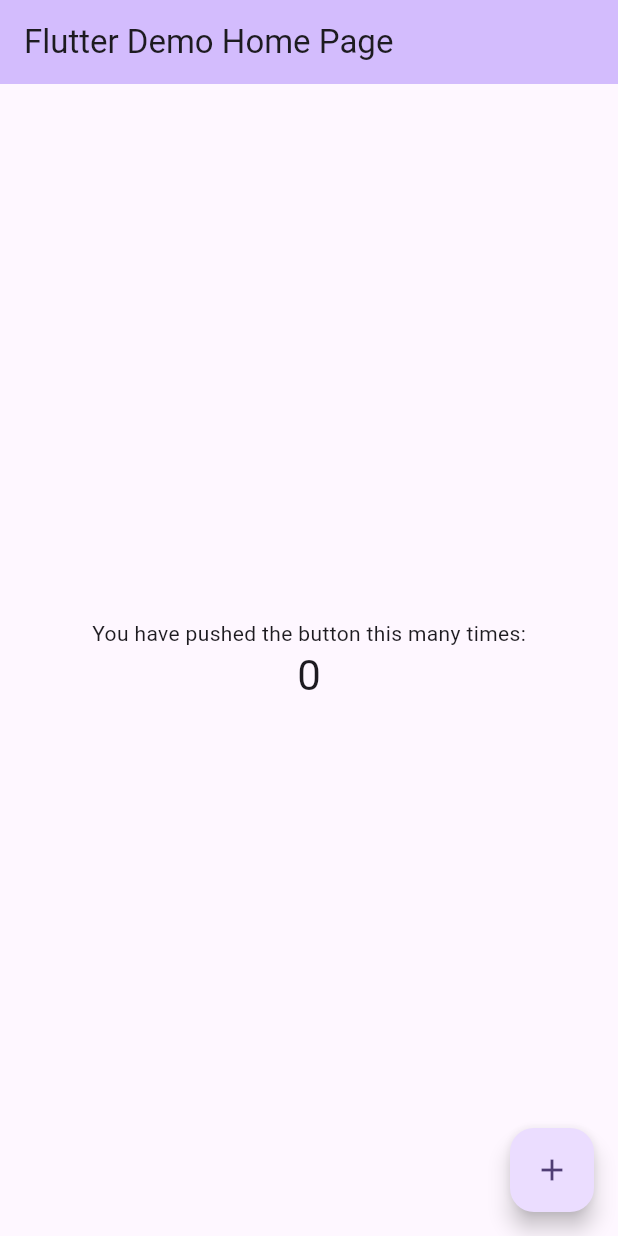
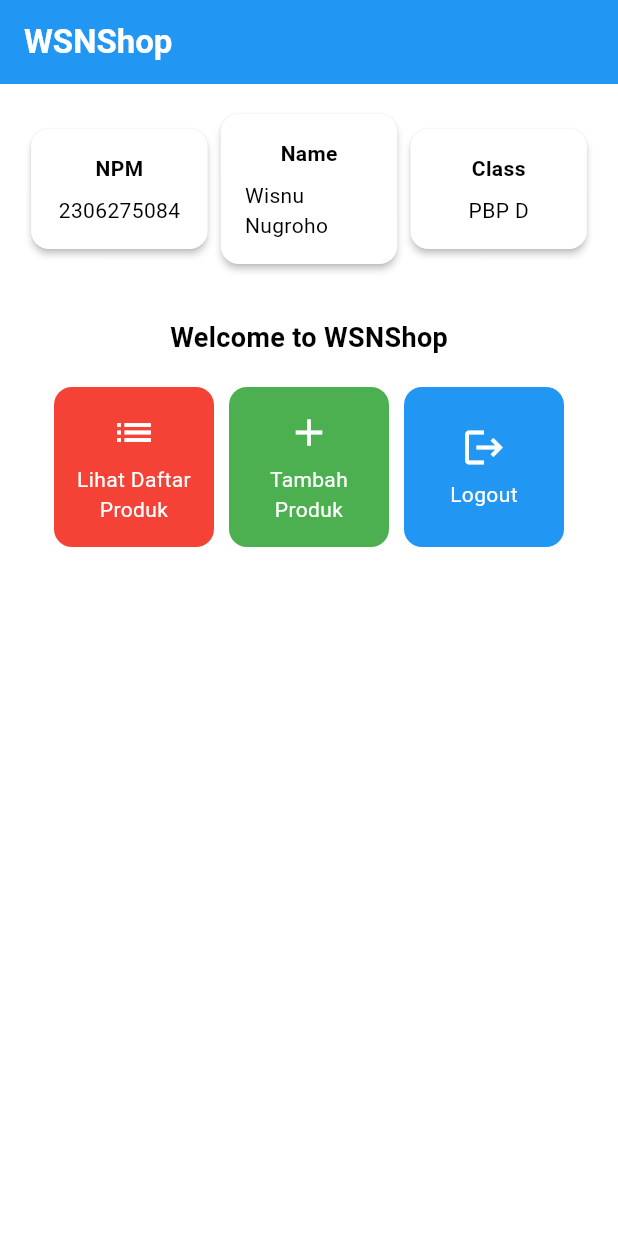
Before and after one commit to wsnugroho/wsnshop-mobile, a Flutter app: the screen it shows after launch, on a phone screen of 412 x 824 dp. Run offline on Flutter 3.47's test engine with Material 3 defaults, Android fonts, the phone set to English and light mode, and no system bars.

Commit message:
feat(tugas7): wsnshop basic mobile app

```diff
--- a/lib/main.dart
+++ b/lib/main.dart
@@ -1,4 +1,5 @@
 import 'package:flutter/material.dart';
+import 'package:wsnshop_mobile/menu.dart';
 
 void main() {
   runApp(const MyApp());
@@ -28,98 +29,12 @@
         //
         // This works for code too, not just values: Most code changes can be
         // tested with just a hot reload.
-        colorScheme: ColorScheme.fromSeed(seedColor: Colors.deepPurple),
+        colorScheme: ColorScheme.fromSwatch(
+          primarySwatch: Colors.blue,
+        ).copyWith(secondary: Colors.blue[400]),
         useMaterial3: true,
       ),
-      home: const MyHomePage(title: 'Flutter Demo Home Page'),
+      home: MyHomePage(),
     );
   }
 }
-
-class MyHomePage extends StatefulWidget {
-  const MyHomePage({super.key, required this.title});
-
-  // This widget is the home page of your application. It is stateful, meaning
-  // that it has a State object (defined below) that contains fields that affect
-  // how it looks.
-
-  // This class is the configuration for the state. It holds the values (in this
-  // case the title) provided by the parent (in this case the App widget) and
-  // used by the build method of the State. Fields in a Widget subclass are
-  // always marked "final".
-
-  final String title;
-
-  @override
-  State<MyHomePage> createState() => _MyHomePageState();
-}
-
-class _MyHomePageState extends State<MyHomePage> {
-  int _counter = 0;
-
-  void _incrementCounter() {
-    setState(() {
-      // This call to setState tells the Flutter framework that something has
-      // changed in this State, which causes it to rerun the build method below
-      // so that the display can reflect the updated values. If we changed
-      // _counter without calling setState(), then the build method would not be
-      // called again, and so nothing would appear to happen.
-      _counter++;
-    });
-  }
-
-  @override
-  Widget build(BuildContext context) {
-    // This method is rerun every time setState is called, for instance as done
-    // by the _incrementCounter method above.
-    //
-    // The Flutter framework has been optimized to make rerunning build methods
-    // fast, so that you can just rebuild anything that needs updating rather
-    // than having to individually change instances of widgets.
-    return Scaffold(
-      appBar: AppBar(
-        // TRY THIS: Try changing the color here to a specific color (to
-        // Colors.amber, perhaps?) and trigger a hot reload to see the AppBar
-        // change color while the other colors stay the same.
-        backgroundColor: Theme.of(context).colorScheme.inversePrimary,
-        // Here we take the value from the MyHomePage object that was created by
-        // the App.build method, and use it to set our appbar title.
-        title: Text(widget.title),
-      ),
-      body: Center(
-        // Center is a layout widget. It takes a single child and positions it
-        // in the middle of the parent.
-        child: Column(
-          // Column is also a layout widget. It takes a list of children and
-          // arranges them vertically. By default, it sizes itself to fit its
-          // children horizontally, and tries to be as tall as its parent.
-          //
-          // Column has various properties to control how it sizes itself and
-          // how it positions its children. Here we use mainAxisAlignment to
-          // center the children vertically; the main axis here is the vertical
-          // axis because Columns are vertical (the cross axis would be
-          // horizontal).
-          //
-          // TRY THIS: Invoke "debug painting" (choose the "Toggle Debug Paint"
-          // action in the IDE, or press "p" in the console), to see the
-          // wireframe for each widget.
-          mainAxisAlignment: MainAxisAlignment.center,
-          children: <Widget>[
-            const Text(
-              'You have pushed the button this many times:',
-            ),
-            Text(
-              '$_counter',
-              style: Theme.of(context).textTheme.headlineMedium,
-            ),
-          ],
-        ),
-      ),
-      floatingActionButton: FloatingActionButton(
-        onPressed: _incrementCounter,
-        tooltip: 'Increment',
-        child: const Icon(Icons.add),
-      ), // This trailing comma makes auto-formatting nicer for build methods.
-    );
-  }
-}
--- /dev/null
+++ b/lib/menu.dart
@@ -0,0 +1,188 @@
+import 'package:flutter/material.dart';
+
+class MyHomePage extends StatelessWidget {
+  MyHomePage({super.key});
+
+  final String npm = '2306275084'; // NPM
+  final String name = 'Wisnu Nugroho'; // Nama
+  final String className = 'PBP D'; // Kelas
+
+  final List<ItemHomepage> items = [
+    ItemHomepage("Lihat Daftar Produk", Icons.list, Colors.red),
+    ItemHomepage("Tambah Produk", Icons.add, Colors.green),
+    ItemHomepage("Logout", Icons.logout, Colors.blue),
+  ];
+
+  @override
+  Widget build(BuildContext context) {
+    // Scaffold menyediakan struktur dasar halaman dengan AppBar dan body.
+    return Scaffold(
+      // AppBar adalah bagian atas halaman yang menampilkan judul.
+      appBar: AppBar(
+        // Judul aplikasi "Mental Health Tracker" dengan teks putih dan tebal.
+        title: const Text(
+          'WSNShop',
+          style: TextStyle(
+            color: Colors.white,
+            fontWeight: FontWeight.bold,
+          ),
+        ),
+        // Warna latar belakang AppBar diambil dari skema warna tema aplikasi.
+        backgroundColor: Theme.of(context).colorScheme.primary,
+      ),
+      // Body halaman dengan padding di sekelilingnya.
+      body: Padding(
+        padding: const EdgeInsets.all(16.0),
+        // Menyusun widget secara vertikal dalam sebuah kolom.
+        child: Column(
+          crossAxisAlignment: CrossAxisAlignment.center,
+          children: [
+            // Row untuk menampilkan 3 InfoCard secara horizontal.
+            Row(
+              mainAxisAlignment: MainAxisAlignment.spaceEvenly,
+              children: [
+                InfoCard(title: 'NPM', content: npm),
+                InfoCard(title: 'Name', content: name),
+                InfoCard(title: 'Class', content: className),
+              ],
+            ),
+
+            // Memberikan jarak vertikal 16 unit.
+            const SizedBox(height: 16.0),
+
+            // Menempatkan widget berikutnya di tengah halaman.
+            Center(
+              child: Column(
+                // Menyusun teks dan grid item secara vertikal.
+
+                children: [
+                  // Menampilkan teks sambutan dengan gaya tebal dan ukuran 18.
+                  const Padding(
+                    padding: EdgeInsets.only(top: 16.0),
+                    child: Text(
+                      'Welcome to WSNShop',
+                      style: TextStyle(
+                        fontWeight: FontWeight.bold,
+                        fontSize: 18.0,
+                      ),
+                    ),
+                  ),
+
+                  // Grid untuk menampilkan ItemCard dalam bentuk grid 3 kolom.
+                  GridView.count(
+                    primary: true,
+                    padding: const EdgeInsets.all(20),
+                    crossAxisSpacing: 10,
+                    mainAxisSpacing: 10,
+                    crossAxisCount: 3,
+                    // Agar grid menyesuaikan tinggi kontennya.
+                    shrinkWrap: true,
+
+                    // Menampilkan ItemCard untuk setiap item dalam list items.
+                    children: items.map((ItemHomepage item) {
+                      return ItemCard(item);
+                    }).toList(),
+                  ),
+                ],
+              ),
+            ),
+          ],
+        ),
+      ),
+    );
+  }
+}
+
+class InfoCard extends StatelessWidget {
+  // Kartu informasi yang menampilkan title dan content.
+
+  final String title; // Judul kartu.
+  final String content; // Isi kartu.
+
+  const InfoCard({super.key, required this.title, required this.content});
+
+  @override
+  Widget build(BuildContext context) {
+    return Card(
+      // Membuat kotak kartu dengan bayangan dibawahnya.
+      elevation: 2.0,
+      child: Container(
+        // Mengatur ukuran dan jarak di dalam kartu.
+        width: MediaQuery.of(context).size.width /
+            3.5, // menyesuaikan dengan lebar device yang digunakan.
+        padding: const EdgeInsets.all(16.0),
+        // Menyusun title dan content secara vertikal.
+        child: Column(
+          children: [
+            Text(
+              title,
+              style: const TextStyle(fontWeight: FontWeight.bold),
+            ),
+            const SizedBox(height: 8.0),
+            Text(content),
+          ],
+        ),
+      ),
+    );
+  }
+}
+
+class ItemHomepage {
+  final String name;
+  final IconData icon;
+  final Color color;
+
+  ItemHomepage(this.name, this.icon, this.color);
+}
+
+class ItemCard extends StatelessWidget {
+  // Menampilkan kartu dengan ikon dan nama.
+
+  final ItemHomepage item;
+
+  const ItemCard(this.item, {super.key});
+
+  @override
+  Widget build(BuildContext context) {
+    return Material(
+      // Menentukan warna latar belakang dari tema aplikasi.
+      color: item.color,
+      // Membuat sudut kartu melengkung.
+      borderRadius: BorderRadius.circular(12),
+
+      child: InkWell(
+        // Aksi ketika kartu ditekan.
+        onTap: () {
+          // Menampilkan pesan SnackBar saat kartu ditekan.
+          ScaffoldMessenger.of(context)
+            ..hideCurrentSnackBar()
+            ..showSnackBar(SnackBar(
+                content: Text("Kamu telah menekan tombol ${item.name}!")));
+        },
+        // Container untuk menyimpan Icon dan Text
+        child: Container(
+          padding: const EdgeInsets.all(8),
+          child: Center(
+            child: Column(
+              // Menyusun ikon dan teks di tengah kartu.
+              mainAxisAlignment: MainAxisAlignment.center,
+              children: [
+                Icon(
+                  item.icon,
+                  color: Colors.white,
+                  size: 30.0,
+                ),
+                const Padding(padding: EdgeInsets.all(3)),
+                Text(
+                  item.name,
+                  textAlign: TextAlign.center,
+                  style: const TextStyle(color: Colors.white),
+                ),
+              ],
+            ),
+          ),
+        ),
+      ),
+    );
+  }
+}
```
